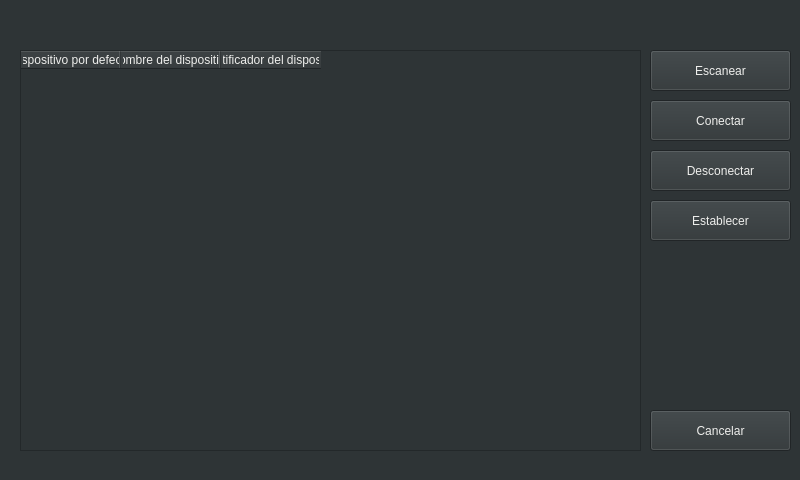
igomezal/openauto, file src/autoapp/UI/bluetoothwindow.ui: the form before one commit.
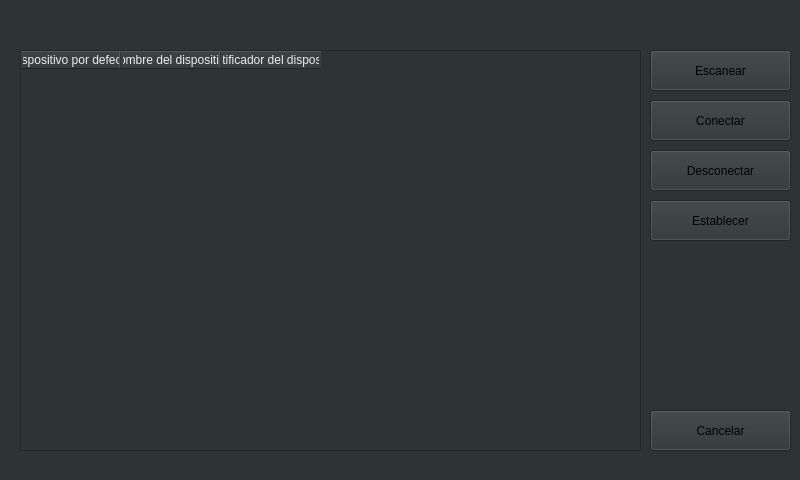
The form after the commit.

Commit message: fix: show columns

```diff
--- a/src/autoapp/UI/bluetoothwindow.ui
+++ b/src/autoapp/UI/bluetoothwindow.ui
@@ -40,6 +40,11 @@
     <property name="text">
      <string>Cancelar</string>
     </property>
+    <property name="styleSheet">
+     <string notr="true">QPushButton {
+	color: black;
+}</string>
+    </property>
    </widget>
    <widget class="QPushButton" name="pushButtonDisconnect">
     <property name="geometry">
@@ -53,6 +58,11 @@
     <property name="text">
      <string>Desconectar</string>
     </property>
+    <property name="styleSheet">
+     <string notr="true">QPushButton {
+	color: black;
+}</string>
+    </property>
    </widget>
    <widget class="QPushButton" name="pushButtonConnect">
     <property name="geometry">
@@ -66,6 +76,11 @@
     <property name="text">
      <string>Conectar</string>
     </property>
+    <property name="styleSheet">
+     <string notr="true">QPushButton {
+	color: black;
+}</string>
+    </property>
    </widget>
    <widget class="QPushButton" name="pushButtonDefault">
     <property name="geometry">
@@ -79,6 +94,11 @@
     <property name="text">
      <string>Establecer</string>
     </property>
+    <property name="styleSheet">
+     <string notr="true">QPushButton {
+	color: black;
+}</string>
+    </property>
    </widget>
    <widget class="QTableWidget" name="tableWidget">
     <property name="geometry">
@@ -117,6 +137,11 @@
     <property name="text">
      <string>Escanear</string>
     </property>
+    <property name="styleSheet">
+     <string notr="true">QPushButton {
+	color: black;
+}</string>
+    </property>
    </widget>
  </widget>
  <resources/>
```
Left out of the diff: 20 changed lines with no effect on the pictures. The commit also changes 1 other file.
